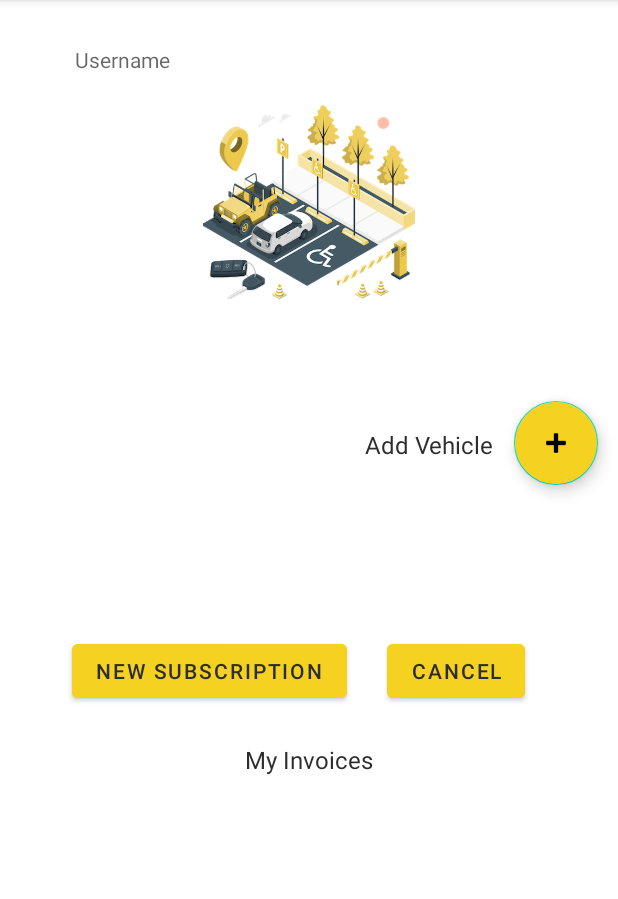
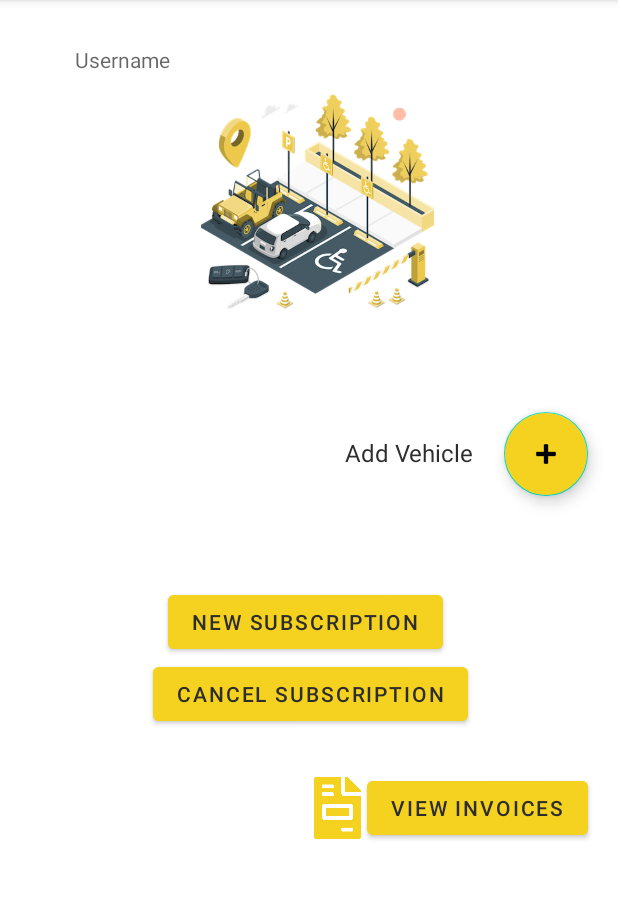
Before and after one commit to leandrofahur/F21G10_SmartParking, an Android app: the screen it shows after launch (ProfileActivity), on a phone screen of 412 x 824 dp, the part 84-983 px from its top. Run offline under Robolectric (Android 15) with nearby library versions, the phone set to English and light mode, and no system bars.

Commit message:
almost final ui user profile

```diff
--- a/SmartParking/app/src/main/res/layout/activity_profile.xml
+++ b/SmartParking/app/src/main/res/layout/activity_profile.xml
@@ -15,17 +15,18 @@
         android:hint="@string/hintUsername"
         android:textColor="@color/gray_800"
         app:layout_constraintStart_toStartOf="parent"
-        app:layout_constraintTop_toTopOf="parent" />
+        app:layout_constraintTop_toTopOf="parent"
+        tools:ignore="TextContrastCheck" />
 
     <ImageView
         android:id="@+id/imgViewParking"
-        android:layout_width="0dp"
-        android:layout_height="150dp"
-        android:layout_marginTop="12dp"
+        android:layout_width="390dp"
+        android:layout_height="165dp"
+        android:layout_marginTop="4dp"
         android:contentDescription="@string/imgViewParking"
         android:src="@drawable/login_parking_lot"
         app:layout_constraintEnd_toEndOf="parent"
-        app:layout_constraintHorizontal_bias="0.0"
+        app:layout_constraintHorizontal_bias="0.761"
         app:layout_constraintStart_toStartOf="parent"
         app:layout_constraintTop_toBottomOf="@+id/txtViewUserName" />
 
@@ -43,8 +44,8 @@
         android:id="@+id/txtViewAddVehicle"
         android:layout_width="wrap_content"
         android:layout_height="wrap_content"
-        android:layout_marginStart="230dp"
-        android:layout_marginTop="50dp"
+        android:layout_marginStart="210dp"
+        android:layout_marginTop="48dp"
         android:text="@string/txtViewAddVehicles"
         android:textColor="@color/gray_800"
         android:textSize="16sp"
@@ -72,7 +73,7 @@
         android:layout_width="wrap_content"
         android:layout_height="wrap_content"
         android:layout_marginStart="1dp"
-        android:layout_marginTop="64dp"
+        android:layout_marginTop="50dp"
         app:layout_constraintEnd_toEndOf="parent"
         app:layout_constraintHorizontal_bias="1.0"
         app:layout_constraintStart_toStartOf="parent"
@@ -82,8 +83,8 @@
         android:id="@+id/addSubscriptionBtn"
         android:layout_width="wrap_content"
         android:layout_height="wrap_content"
-        android:layout_marginStart="48dp"
-        android:layout_marginTop="52dp"
+        android:layout_marginStart="112dp"
+        android:layout_marginTop="28dp"
         android:backgroundTint="@color/yellow_500"
         android:text="@string/addSubscriptionBtn"
         android:textColor="@color/gray_800"
@@ -94,34 +95,34 @@
         android:id="@+id/cancelSubscriptionBtn"
         android:layout_width="wrap_content"
         android:layout_height="wrap_content"
-        android:layout_marginTop="52dp"
+        android:layout_marginEnd="100dp"
         android:backgroundTint="@color/yellow_500"
         android:text="@string/cancelSubscriptionBtn"
         android:textColor="@color/gray_800"
         app:layout_constraintEnd_toEndOf="parent"
-        app:layout_constraintHorizontal_bias="0.301"
-        app:layout_constraintStart_toEndOf="@+id/addSubscriptionBtn"
-        app:layout_constraintTop_toBottomOf="@+id/mySubscriptionsListView" />
+        app:layout_constraintTop_toBottomOf="@+id/addSubscriptionBtn" />
 
-    <ListView
-        android:id="@+id/myInvoicesListView"
+    <Button
+        android:id="@+id/button2"
         android:layout_width="wrap_content"
         android:layout_height="wrap_content"
-        app:layout_constraintBottom_toBottomOf="parent"
+        android:layout_marginTop="28dp"
+        android:backgroundTint="@color/yellow_500"
+        android:text="@string/myInvoicesBtn"
+        android:textColor="@color/gray_800"
         app:layout_constraintEnd_toEndOf="parent"
+        app:layout_constraintHorizontal_bias="0.924"
         app:layout_constraintStart_toStartOf="parent"
-        app:layout_constraintTop_toBottomOf="@+id/txtViewMyInvoices" />
+        app:layout_constraintTop_toBottomOf="@+id/cancelSubscriptionBtn" />
 
-    <TextView
-        android:id="@+id/txtViewMyInvoices"
-        android:layout_width="wrap_content"
-        android:layout_height="wrap_content"
-        android:layout_marginTop="24dp"
-        android:text="@string/txtViewInvoices"
-        android:textColor="@color/gray_800"
-        android:textSize="16sp"
-        app:layout_constraintEnd_toEndOf="parent"
-        app:layout_constraintStart_toStartOf="parent"
-        app:layout_constraintTop_toBottomOf="@+id/addSubscriptionBtn" />
+    <ImageView
+        android:id="@+id/imageView"
+        android:layout_width="31dp"
+        android:layout_height="48dp"
+        android:layout_marginTop="28dp"
+        android:layout_marginEnd="4dp"
+        app:layout_constraintEnd_toStartOf="@+id/button2"
+        app:layout_constraintTop_toBottomOf="@+id/cancelSubscriptionBtn"
+        app:srcCompat="@drawable/invoice" />
 
 </androidx.constraintlayout.widget.ConstraintLayout>
--- a/SmartParking/app/src/main/res/values/strings.xml
+++ b/SmartParking/app/src/main/res/values/strings.xml
@@ -17,7 +17,7 @@
     <string name="txtViewAddVehicles">Add Vehicle</string>
     <string name="addBtn">Add Button</string>
     <string name="addSubscriptionBtn">New Subscription</string>
-    <string name="cancelSubscriptionBtn">Cancel</string>
+    <string name="cancelSubscriptionBtn">Cancel Subscription</string>
     <string name="hintLicense">License Plate</string>
     <string name="hintMake">Make</string>
     <string name="hintModel">Model</string>
@@ -25,4 +25,5 @@
     <string name="descriptionParking">Parking Lot Sign</string>
     <string name="hintUsername">Username</string>
     <string name="txtViewInvoices">My Invoices</string>
+    <string name="myInvoicesBtn">View Invoices</string>
 </resources>
```
Also changed, not shown: SmartParking/app/src/main/res/drawable-v24/invoice.png (added).
